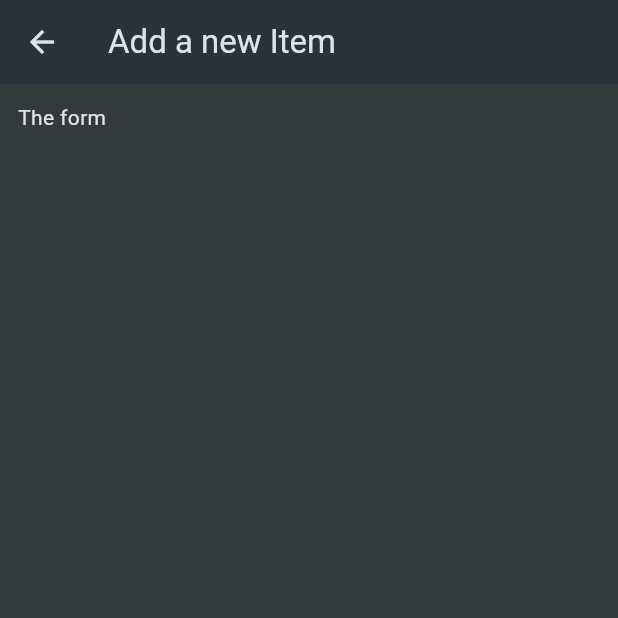
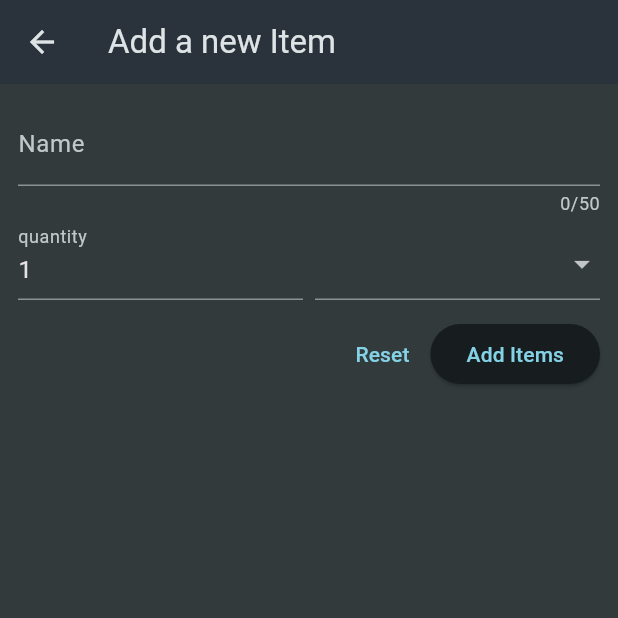
Before and after one commit to JangchubDorjiu/shopping_list, a Flutter app: the NewItem screen opened directly, on a phone screen of 412 x 824 dp, the top half of it. Run offline on Flutter 3.47's test engine with Material 3 defaults, Android fonts, the phone set to English and light mode, and no system bars.

Commit message:
third changes

```diff
--- a/lib/widgets/new_item.dart
+++ b/lib/widgets/new_item.dart
@@ -1,4 +1,5 @@
 import 'package:flutter/material.dart';
+import 'package:shopping_list/data/categories.dart';
 
 class NewItem extends StatefulWidget {
   const NewItem({super.key});
@@ -8,15 +9,103 @@ class NewItem extends StatefulWidget {
 }
 
 class _NewItemState extends State<NewItem> {
+  final _formKey = GlobalKey<FormState>();
+  var _enetrName = '';
+
+  void _saveItem() {
+    _formKey.currentState!.validate();
+    _formKey.currentState!.save();
+  }
+
   @override
   Widget build(BuildContext context) {
     return  Scaffold(
       appBar: AppBar(
         title: const Text('Add a new Item'),
       ),
-      body:  const Padding(
-        padding: EdgeInsets.all(12),
-        child: Text('The form'),
+      body:   Padding(
+        padding:const EdgeInsets.all(12),
+        child: Form(
+          key: _formKey,
+          child: Column(
+            children: [
+              TextFormField(
+                maxLength: 50,
+                decoration: const  InputDecoration(
+                  label: Text('Name'),
+                ),
+                validator: (value) {
+                  if(value == null ||
+                     value.isEmpty ||
+                     value.trim().length <= 1 ||
+                     value.trim().length > 50) {
+                       return 'Must be between 1 and 50 characters.';
+                  }
+                  return null;
+                },
+                onSaved: (value) {
+                  _enetrName = value!;
+                }
+              ),
+              Row(
+                crossAxisAlignment: CrossAxisAlignment.end,
+                children: [
+                  Expanded(child: TextFormField(
+                    decoration: const  InputDecoration(
+                      label: Text('quantity'),
+                    ),
+                    keyboardType: TextInputType.number,
+                    initialValue: '1',
+                     validator: (value) {
+                  if(value == null ||
+                     value.isEmpty ||
+                     int.tryParse(value) == null ||
+                    int.tryParse(value)! <= 0) {
+                       return 'Must be a valid, positive number';
+                  }
+                  return null;
+                },
+                  ),
+                  ),
+                  const SizedBox(width: 8,),
+                  Expanded(child: DropdownButtonFormField(items: [
+                    for (final category in categories.entries)
+                     DropdownMenuItem(
+                       value: category.value,
+                      child: Row(
+                        children:[
+                             Container(
+                          width: 16,
+                          height: 16,
+                          color: category.value.color,
+                          ),
+                          const SizedBox(width: 6),
+                          Text(category.value.title),
+                        ],
+                      ),
+                      ),
+                  ],
+                  onChanged: (value) {})
+                  ),
+                ],
+              ),
+              const SizedBox(height: 12,),
+              Row(
+                mainAxisAlignment: MainAxisAlignment.end,
+                children: [
+                  TextButton(
+                    onPressed: () {
+                      _formKey.currentState!.reset();
+                    },
+                    child: const Text('Reset')),
+                  ElevatedButton(
+                    onPressed: _saveItem,
+                    child: const Text('Add Items')),
+                ],
+              )
+            ],
+          )
+        )
       ),
     );
   }
```
Also changed, not shown: pubspec.lock, 1 other file.
